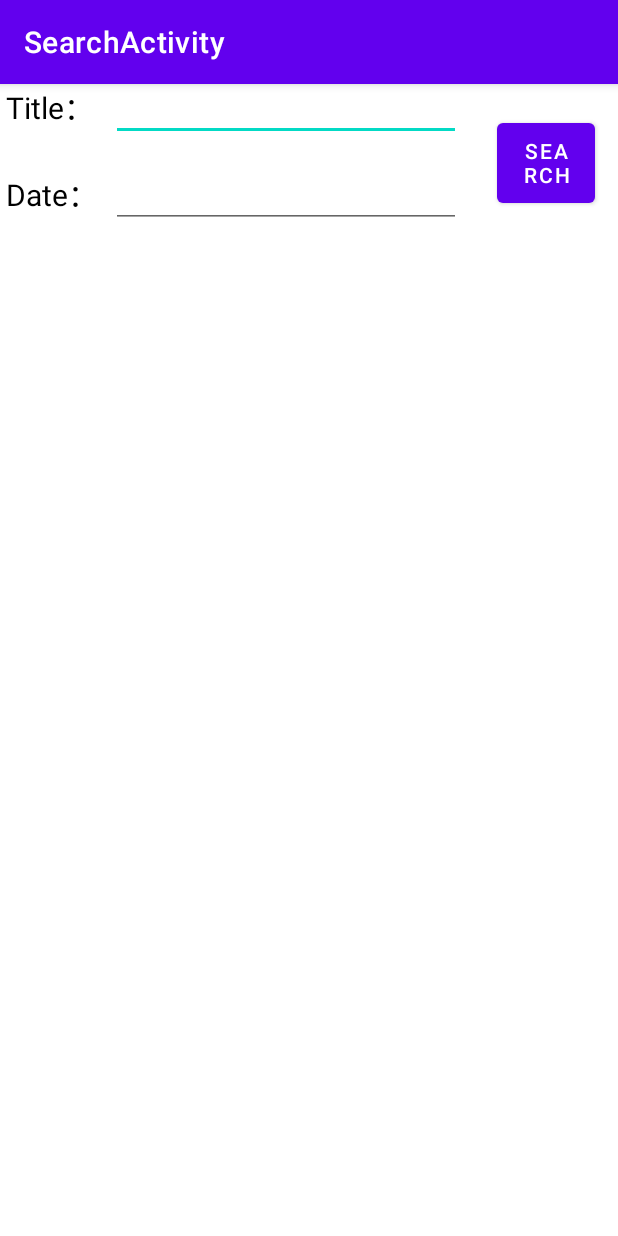
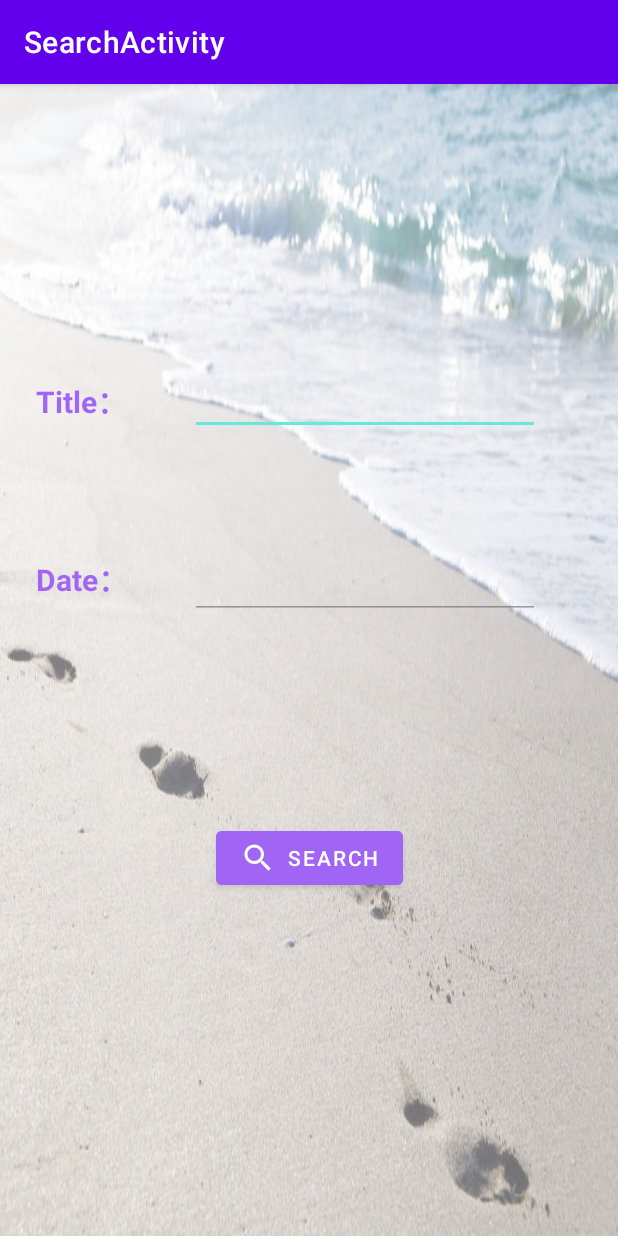
Before and after one commit to Chengjie-Huang/Android-2021, an Android app: the SearchActivity screen opened directly, with no data from a screen before it, on a phone screen of 412 x 824 dp. Run offline under Robolectric (Android 15) with nearby library versions, the phone set to English and light mode, and no system bars.

Commit message:
界面修改

```diff
--- a/app/src/main/res/layout/photos_layout_main.xml
+++ b/app/src/main/res/layout/photos_layout_main.xml
@@ -5,7 +5,8 @@
     xmlns:tools="http://schemas.android.com/tools"
     android:layout_width="match_parent"
     android:layout_height="match_parent"
-    >
+    android:alpha="0.6"
+    android:background="@drawable/walk">
 
     <include layout="@layout/content_photo" />
 </androidx.coordinatorlayout.widget.CoordinatorLayout>
--- a/app/src/main/res/layout/search_layout_main.xml
+++ b/app/src/main/res/layout/search_layout_main.xml
@@ -4,31 +4,38 @@
     xmlns:tools="http://schemas.android.com/tools"
     android:layout_width="match_parent"
     android:layout_height="match_parent"
+    android:alpha="0.6"
+    android:background="@drawable/walk"
     tools:context=".SearchActivity">
 
     <TextView
         android:id="@+id/search_title"
         android:layout_width="70dp"
         android:layout_height="wrap_content"
-        android:layout_marginLeft="4dp"
+        android:layout_marginLeft="24dp"
+        android:layout_marginTop="196dp"
         android:text="Title："
-        android:textColor="@color/black"
+        android:textColor="@color/purple_500"
         android:textSize="20sp"
+        android:textStyle="bold"
         app:layout_constraintLeft_toLeftOf="parent"
-        tools:ignore="MissingConstraints"
-        tools:layout_editor_absoluteY="16dp" />
+        app:layout_constraintTop_toTopOf="parent"
+        tools:ignore="MissingConstraints" />
 
     <TextView
         android:id="@+id/search_date"
         android:layout_width="70dp"
         android:layout_height="wrap_content"
-        android:layout_marginLeft="4dp"
-        android:layout_marginTop="28dp"
+        android:layout_marginLeft="24dp"
+        android:layout_marginTop="64dp"
         android:text="Date："
-        android:textColor="@color/black"
+        android:textColor="@color/purple_500"
         android:textSize="20sp"
+        android:textStyle="bold"
+        app:layout_constraintBottom_toBottomOf="parent"
         app:layout_constraintLeft_toLeftOf="parent"
-        app:layout_constraintTop_toBottomOf="@id/search_title" />
+        app:layout_constraintTop_toBottomOf="@id/search_title"
+        app:layout_constraintVertical_bias="0.055" />
 
     <EditText
         android:id="@+id/search_text_title"
@@ -40,7 +47,7 @@
         android:paddingTop="0dp"
         android:text=""
         android:textSize="20sp"
-        app:layout_constraintHorizontal_bias="0.0"
+        app:layout_constraintHorizontal_bias="0.948"
         app:layout_constraintLeft_toRightOf="@+id/search_title"
         app:layout_constraintRight_toRightOf="parent"
         app:layout_constraintTop_toTopOf="@id/search_title" />
@@ -49,34 +56,30 @@
         android:id="@+id/search_text_date"
         android:layout_width="wrap_content"
         android:layout_height="wrap_content"
+        android:layout_marginTop="4dp"
         android:layout_marginRight="50dp"
         android:ems="10"
         android:inputType="date"
         android:paddingTop="0dp"
         android:text=""
         android:textSize="20sp"
-        app:layout_constraintHorizontal_bias="0.0"
+        app:layout_constraintHorizontal_bias="0.948"
         app:layout_constraintLeft_toRightOf="@+id/search_date"
         app:layout_constraintRight_toRightOf="parent"
         app:layout_constraintTop_toTopOf="@id/search_date"
         tools:ignore="MissingConstraints" />
 
-    <Button
+    <com.google.android.material.button.MaterialButton
         android:id="@+id/searchlayout_button"
-        android:layout_width="65dp"
-        android:layout_height="65dp"
-        android:layout_marginTop="20dp"
-        android:layout_marginEnd="15dp"
+        android:layout_width="wrap_content"
+        android:layout_height="wrap_content"
+        android:backgroundTint="@color/purple_500"
         android:text="Search"
+        app:icon="@drawable/ic_baseline_search_24"
+        app:layout_constraintBottom_toBottomOf="parent"
         app:layout_constraintEnd_toEndOf="parent"
-        app:layout_constraintTop_toTopOf="parent"
+        app:layout_constraintStart_toStartOf="parent"
+        app:layout_constraintTop_toBottomOf="@+id/search_text_date"
+        app:layout_constraintVertical_bias="0.373"
         tools:ignore="MissingConstraints" />
-
-    <androidx.recyclerview.widget.RecyclerView
-        android:layout_width="match_parent"
-        android:layout_height="wrap_content"
-        tools:ignore="MissingConstraints"
-        tools:layout_editor_absoluteX="0dp"
-        tools:layout_editor_absoluteY="200dp">
-    </androidx.recyclerview.widget.RecyclerView>
 </androidx.constraintlayout.widget.ConstraintLayout>
--- a/app/src/main/res/layout/visit_first.xml
+++ b/app/src/main/res/layout/visit_first.xml
@@ -2,7 +2,9 @@
 <LinearLayout xmlns:android="http://schemas.android.com/apk/res/android"
     android:layout_width="match_parent"
     android:layout_height="match_parent"
-    android:orientation="vertical">
+    android:orientation="vertical"
+    android:alpha="0.6"
+    android:background="@drawable/walk">
 
     <TextView
         android:id="@+id/new_visit_text"
```
Also changed, not shown: app/src/main/res/layout/detail_layout_main.xml (+21 -8 lines).
